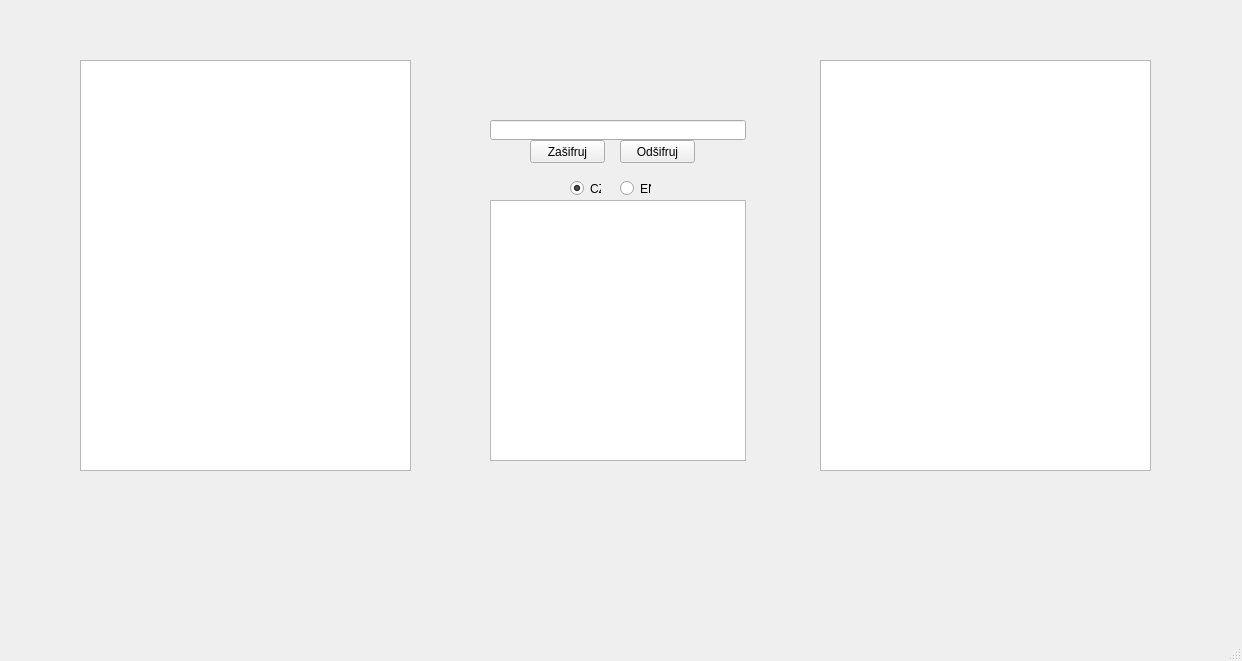
Old version of the form domaci_ukol_03/gui.ui in the repository MLGRasirus420/Playfair.
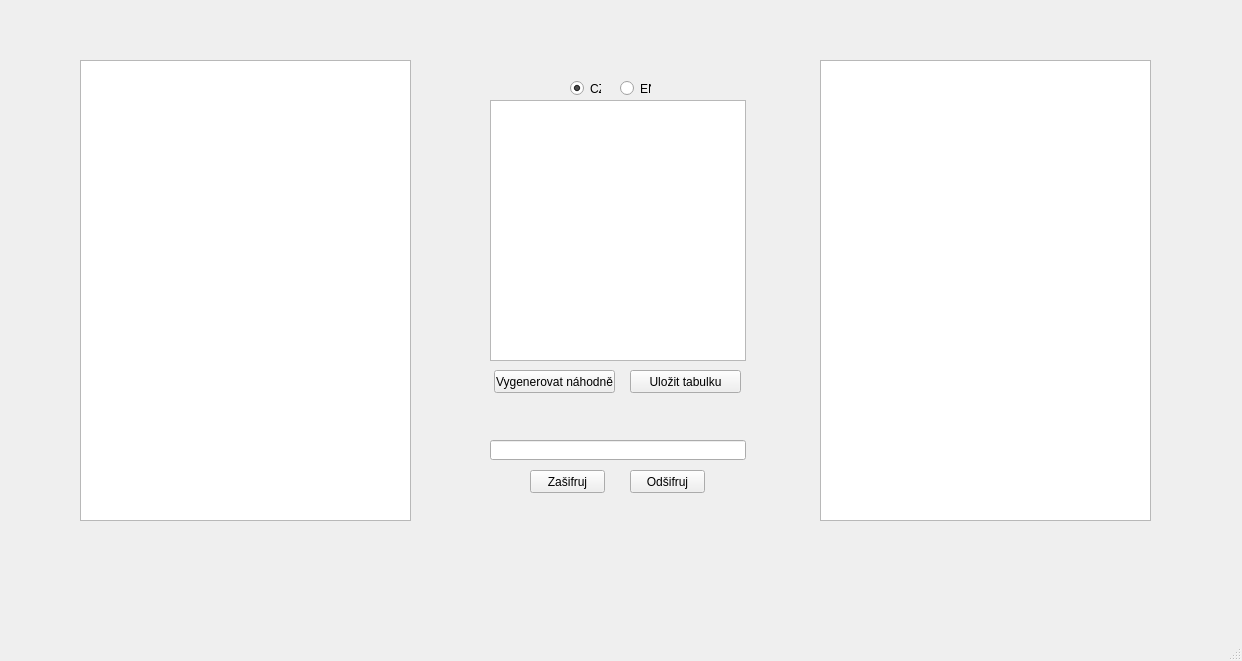
New version of the form.

The edit to the form file:
```diff
--- a/domaci_ukol_03/gui.ui
+++ b/domaci_ukol_03/gui.ui
@@ -20,7 +20,7 @@
       <x>80</x>
       <y>60</y>
       <width>331</width>
-      <height>411</height>
+      <height>461</height>
      </rect>
     </property>
    </widget>
@@ -30,7 +30,7 @@
       <x>820</x>
       <y>60</y>
       <width>331</width>
-      <height>411</height>
+      <height>461</height>
      </rect>
     </property>
    </widget>
@@ -38,7 +38,7 @@
     <property name="geometry">
      <rect>
       <x>490</x>
-      <y>200</y>
+      <y>100</y>
       <width>256</width>
       <height>261</height>
      </rect>
@@ -48,7 +48,7 @@
     <property name="geometry">
      <rect>
       <x>490</x>
-      <y>120</y>
+      <y>440</y>
       <width>256</width>
       <height>20</height>
      </rect>
@@ -58,7 +58,7 @@
     <property name="geometry">
      <rect>
       <x>530</x>
-      <y>140</y>
+      <y>470</y>
       <width>75</width>
       <height>23</height>
      </rect>
@@ -70,8 +70,8 @@
    <widget class="QPushButton" name="decodeButton">
     <property name="geometry">
      <rect>
-      <x>620</x>
-      <y>140</y>
+      <x>630</x>
+      <y>470</y>
       <width>75</width>
       <height>23</height>
      </rect>
@@ -84,7 +84,7 @@
     <property name="geometry">
      <rect>
       <x>570</x>
-      <y>180</y>
+      <y>80</y>
       <width>31</width>
       <height>17</height>
      </rect>
@@ -100,7 +100,7 @@
     <property name="geometry">
      <rect>
       <x>620</x>
-      <y>180</y>
+      <y>80</y>
       <width>31</width>
       <height>17</height>
      </rect>
@@ -109,6 +109,32 @@
      <string>EN</string>
     </property>
    </widget>
+   <widget class="QPushButton" name="randTable">
+    <property name="geometry">
+     <rect>
+      <x>494</x>
+      <y>370</y>
+      <width>121</width>
+      <height>23</height>
+     </rect>
+    </property>
+    <property name="text">
+     <string>Vygenerovat náhodně</string>
+    </property>
+   </widget>
+   <widget class="QPushButton" name="saveTable">
+    <property name="geometry">
+     <rect>
+      <x>630</x>
+      <y>370</y>
+      <width>111</width>
+      <height>23</height>
+     </rect>
+    </property>
+    <property name="text">
+     <string>Uložit tabulku</string>
+    </property>
+   </widget>
   </widget>
   <widget class="QMenuBar" name="menubar">
    <property name="geometry">
```
Left out of the diff: 2 changed lines with no effect on the pictures.
